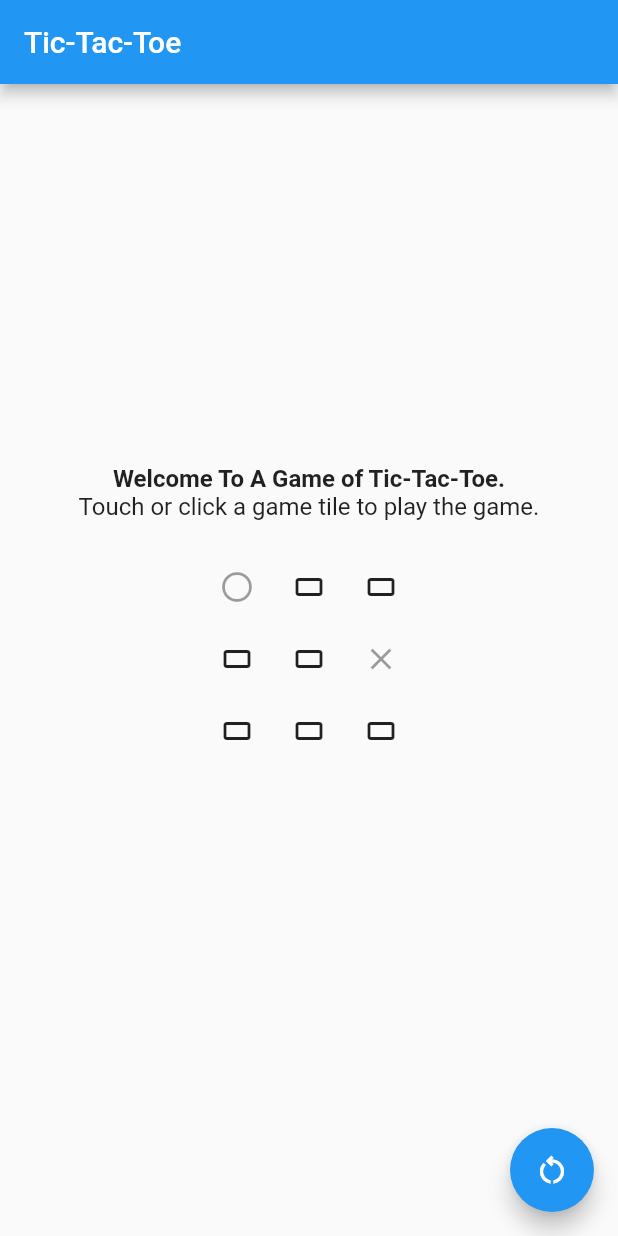
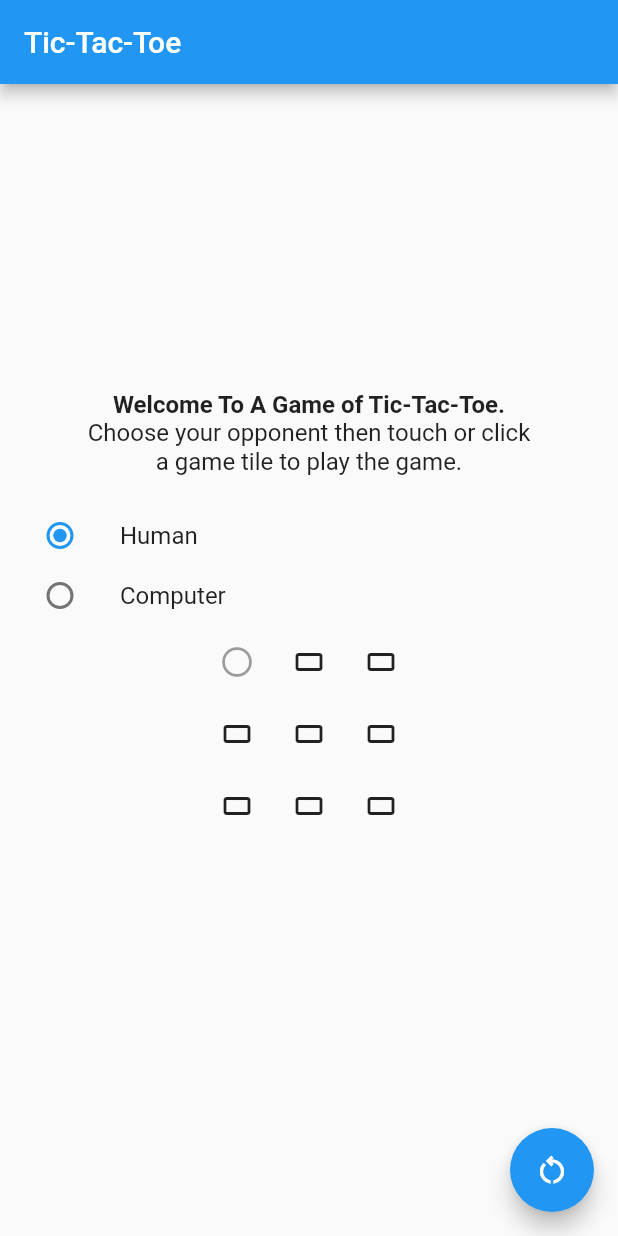
Before and after one commit to jmlatham/tictactoe_flutter, a Flutter app: the screen it shows after launch, after a tap on the "crop 3 2" icon, on a phone screen of 412 x 824 dp. Run offline on Flutter 3.47's test engine with Material 2 defaults, Android fonts, the phone set to English and light mode, and no system bars.

Commit message:
Added the ability to have either a human opponent or a computer opponent. Refactored the messages to include the proper instructions as well as the appropriate winner messages.

```diff
--- a/lib/main.dart
+++ b/lib/main.dart
@@ -40,6 +40,10 @@ class _MyHomePageState extends State<MyHomePage> {
   final IconData _playerIcon = Icons.circle_outlined;
   final IconData _defaultIcon = Icons.crop_3_2_outlined;
   late List<List<GameTile>> _tiles;
+  String _selectedValue = "human";
+  String _playerOneWinMessage = "Player O Won!!";
+  String _playerTwoWinMessage = "Player X Won!!";
+  final String _catWinMessage = "The Cat Won and you both lost!!";
 
   _MyHomePageState() {
     _tiles = [
@@ -80,7 +84,14 @@ class _MyHomePageState extends State<MyHomePage> {
       return;
     }
     _turnCounter += 1;
-    _computersTurn();
+    if(_selectedValue == "computer") {
+      _playerOneWinMessage = "You Won!!!";
+      _playerTwoWinMessage = "The Computer Won!!";
+      _computersTurn();
+    } else {
+      _playerOneWinMessage = "Player O Won!!";
+      _playerTwoWinMessage = "Player X Won!!";
+    }
   }
 
   bool getGameIsOver() {
@@ -140,12 +151,44 @@ class _MyHomePageState extends State<MyHomePage> {
                 "Welcome To A Game of Tic-Tac-Toe.",
                 style: TextStyle(fontSize: 16.0, fontWeight: FontWeight.bold),
             ),
+            const Text(
+              "Choose your opponent then touch or click",
+              style: TextStyle(fontSize: 16.0, fontWeight: FontWeight.normal),
+            ),
             const Padding(
               padding: EdgeInsets.only(bottom: 20),
-              child: Text(
-                "Touch or click a game tile to play the game.",
-                style: TextStyle(fontSize: 16.0, fontWeight: FontWeight.normal),
+              child: Center(
+                child: Text(
+                  "a game tile to play the game.",
+                  style: TextStyle(fontSize: 16.0, fontWeight: FontWeight.normal),
+                ),
               ),
+            ),
+            Column(
+              children: [
+                ListTile(
+                  visualDensity: const VisualDensity(vertical: -4),
+                  title: const Text('Human'),
+                  leading: Radio(
+                    value: 'human',
+                    groupValue: _selectedValue,
+                    onChanged: (value) {
+                      setState(() { _selectedValue = value as String; });
+                    },
+                  ),
+                ),
+                ListTile(
+                  visualDensity: const VisualDensity(vertical: -4),
+                  title: const Text('Computer'),
+                  leading: Radio(
+                    value: 'computer',
+                    groupValue: _selectedValue,
+                    onChanged: (value) {
+                      setState(() { _selectedValue = value as String; });
+                    },
+                  ),
+                ),
+              ],
             ),
             Row(
               mainAxisAlignment: MainAxisAlignment.center,
@@ -256,10 +299,10 @@ class _MyHomePageState extends State<MyHomePage> {
               padding: const EdgeInsets.symmetric(vertical: 20),
               child: Text((_gameIsOver)
                   ? (_winner == 0)
-                      ? "Player Won!"
+                      ? _playerOneWinMessage
                       : (_winner == 1)
-                          ? "Computer Won!!"
-                          : "Cat Won!!"
+                          ? _playerTwoWinMessage
+                          : _catWinMessage
                   : "",
                 style: const TextStyle(fontSize: 16.0, fontWeight: FontWeight.bold),),
             ),
```
